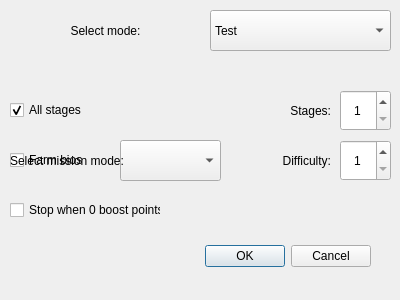
Old version of the form lib/gui/designes/queue_editor_window.ui in the repository tmarenko/mff_auto.
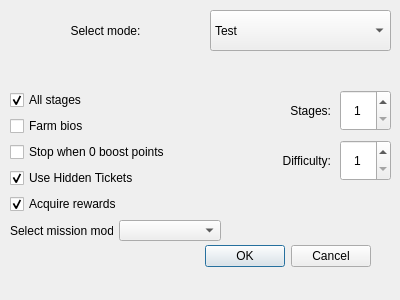
New version of the form.

Commit message: gui: dimension missions mode settings update

```diff
--- a/lib/gui/designes/queue_editor_window.ui
+++ b/lib/gui/designes/queue_editor_window.ui
@@ -104,66 +104,6 @@
     <number>1</number>
    </property>
   </widget>
-  <widget class="QWidget" name="verticalLayoutWidget">
-   <property name="geometry">
-    <rect>
-     <x>10</x>
-     <y>90</y>
-     <width>151</width>
-     <height>41</height>
-    </rect>
-   </property>
-   <layout class="QVBoxLayout" name="verticalLayout">
-    <item>
-     <widget class="QCheckBox" name="all_stages_check_box">
-      <property name="text">
-       <string>All stages</string>
-      </property>
-      <property name="checked">
-       <bool>true</bool>
-      </property>
-     </widget>
-    </item>
-   </layout>
-  </widget>
-  <widget class="QWidget" name="verticalLayoutWidget_2">
-   <property name="geometry">
-    <rect>
-     <x>10</x>
-     <y>140</y>
-     <width>151</width>
-     <height>41</height>
-    </rect>
-   </property>
-   <layout class="QVBoxLayout" name="verticalLayout_2">
-    <item>
-     <widget class="QCheckBox" name="farm_bios_check_box">
-      <property name="text">
-       <string>Farm bios</string>
-      </property>
-     </widget>
-    </item>
-   </layout>
-  </widget>
-  <widget class="QWidget" name="verticalLayoutWidget_3">
-   <property name="geometry">
-    <rect>
-     <x>10</x>
-     <y>190</y>
-     <width>151</width>
-     <height>41</height>
-    </rect>
-   </property>
-   <layout class="QVBoxLayout" name="verticalLayout_3">
-    <item>
-     <widget class="QCheckBox" name="zero_boosts_check_box">
-      <property name="text">
-       <string>Stop when 0 boost points</string>
-      </property>
-     </widget>
-    </item>
-   </layout>
-  </widget>
   <widget class="QWidget" name="verticalLayoutWidget_4">
    <property name="geometry">
     <rect>
@@ -211,39 +151,90 @@
     </item>
    </layout>
   </widget>
-  <widget class="QComboBox" name="mission_mode_combo_box">
-   <property name="geometry">
-    <rect>
-     <x>120</x>
-     <y>140</y>
-     <width>101</width>
-     <height>41</height>
-    </rect>
-   </property>
-   <property name="layoutDirection">
-    <enum>Qt::LeftToRight</enum>
-   </property>
-   <property name="currentIndex">
-    <number>-1</number>
-   </property>
-   <item>
-    <property name="text">
-     <string>ULTIMATE TEST</string>
-    </property>
-   </item>
-  </widget>
-  <widget class="QLabel" name="mission_mode_label">
+  <widget class="QWidget" name="verticalLayoutWidget_6">
    <property name="geometry">
     <rect>
      <x>10</x>
-     <y>140</y>
-     <width>121</width>
-     <height>41</height>
+     <y>90</y>
+     <width>211</width>
+     <height>151</height>
     </rect>
    </property>
-   <property name="text">
-    <string>Select mission mode:</string>
-   </property>
+   <layout class="QVBoxLayout" name="verticalLayout_6">
+    <item>
+     <widget class="QCheckBox" name="all_stages_check_box">
+      <property name="text">
+       <string>All stages</string>
+      </property>
+      <property name="checked">
+       <bool>true</bool>
+      </property>
+     </widget>
+    </item>
+    <item>
+     <widget class="QCheckBox" name="farm_bios_check_box">
+      <property name="text">
+       <string>Farm bios</string>
+      </property>
+     </widget>
+    </item>
+    <item>
+     <widget class="QCheckBox" name="zero_boosts_check_box">
+      <property name="text">
+       <string>Stop when 0 boost points</string>
+      </property>
+     </widget>
+    </item>
+    <item>
+     <widget class="QCheckBox" name="use_hidden_tickets_checkbox">
+      <property name="text">
+       <string>Use Hidden Tickets</string>
+      </property>
+      <property name="checked">
+       <bool>true</bool>
+      </property>
+     </widget>
+    </item>
+    <item>
+     <widget class="QCheckBox" name="dm_acquire_rewards_checkbox">
+      <property name="text">
+       <string>Acquire rewards</string>
+      </property>
+      <property name="checked">
+       <bool>true</bool>
+      </property>
+     </widget>
+    </item>
+    <item>
+     <layout class="QHBoxLayout" name="horizontalLayout_2" stretch="0,0">
+      <property name="rightMargin">
+       <number>0</number>
+      </property>
+      <item>
+       <widget class="QLabel" name="mission_mode_label">
+        <property name="text">
+         <string>Select mission mode:</string>
+        </property>
+       </widget>
+      </item>
+      <item>
+       <widget class="QComboBox" name="mission_mode_combo_box">
+        <property name="layoutDirection">
+         <enum>Qt::LeftToRight</enum>
+        </property>
+        <property name="currentIndex">
+         <number>-1</number>
+        </property>
+        <item>
+         <property name="text">
+          <string>ULTIMATE TEST</string>
+         </property>
+        </item>
+       </widget>
+      </item>
+     </layout>
+    </item>
+   </layout>
   </widget>
  </widget>
  <resources/>
```
The commit also changes 2 other files.
